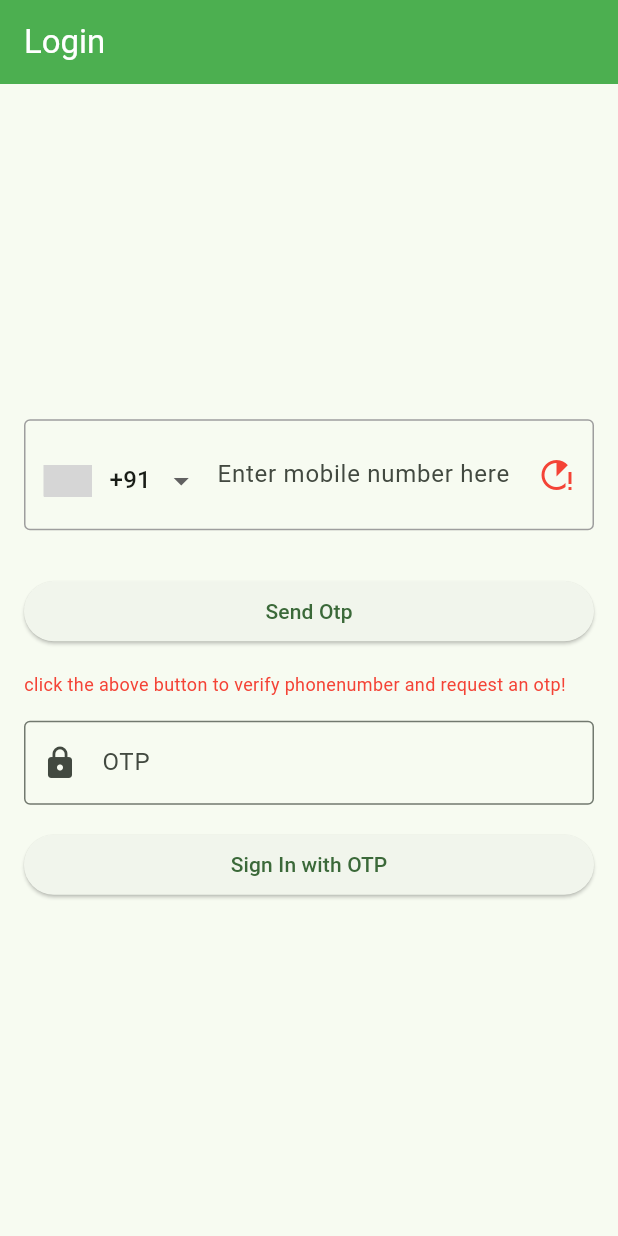
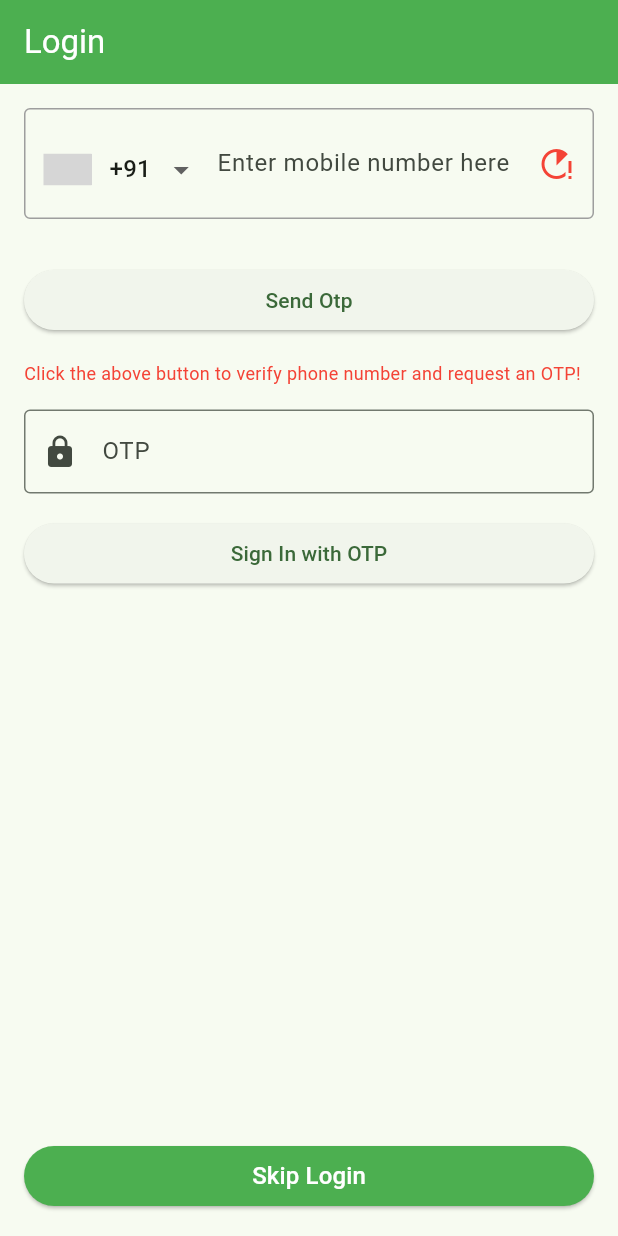
Before and after one commit to Pragament/flutter-map-trip-planner, a Flutter app: the screen it shows after launch, on a phone screen of 412 x 824 dp. Run offline on Flutter 3.47's test engine with Material 3 defaults, Android fonts, the phone set to English and light mode, and no system bars; drawn by our look-alikes of intl_phone_number_input; our stand-ins replace animated_text_kit, cloud_firestore, envied, firebase_auth, firebase_core, firebase_storage and 10 more; missing offline and left inert: flutter_map_animations, flutter_osm_interface, flutter_osm_plugin, flutter_overlay_window, pointer_interceptor, rrule and 2 more; accounts and stored records are empty; generated files the repository leaves out were written again; grey boxes are pictures that could not be loaded.

Commit message:
Skip login button, Floating action button behaviour based on skip login

```diff
--- a/lib/screens/login.dart
+++ b/lib/screens/login.dart
@@ -41,8 +41,6 @@ class _PhoneAuthScreenState extends State<PhoneAuthScreen> {
               TextButton(
                 onPressed: () {
                   Navigator.of(context).pop();
-                  // Navigator.of(context)
-                  //     .pushNamedAndRemoveUntil('/allroutes', (route) => false);
                 },
                 child: const Text('Ok'),
               ),
@@ -83,16 +81,12 @@ class _PhoneAuthScreenState extends State<PhoneAuthScreen> {
     await _auth.signInWithCredential(credential);
     SharedPreferences prefs = await SharedPreferences.getInstance();
     await prefs.setString('login_timestamp', DateTime.now().toString());
-    // Create a reference to the "users" collection
     CollectionReference users = FirebaseFirestore.instance.collection('users');
-    // Check if a profile already exists for the logged-in phone number
     QuerySnapshot<Object?> snapshot =
     await users.where('phoneNumber', isEqualTo: number.phoneNumber).get();
     if (snapshot.docs.isNotEmpty) {
-      // Profile already exists, navigate to the routetable
       Navigator.pushReplacementNamed(context, '/allroutes');
     } else {
-      // Profile doesn't exist, navigate to the profile creation page
       debugPrint("NEW USER");
       Navigator.pushReplacement(
         context,
@@ -135,7 +129,6 @@ class _PhoneAuthScreenState extends State<PhoneAuthScreen> {
                   });
                 },
                 initialValue: number,
-                // maxLength: 11,
                 inputDecoration: InputDecoration(
                   border: InputBorder.none,
                   enabled: isPhoneNumberVerified ? false : true,
@@ -148,12 +141,11 @@ class _PhoneAuthScreenState extends State<PhoneAuthScreen> {
                       : const Icon(
                     Icons.running_with_errors_outlined,
                     color: Colors.red,
-                          )),
                   ),
                 ),
-            const SizedBox(
-              height: 30,
               ),
+            ),
+            const SizedBox(height: 30),
             ElevatedButton(
               onPressed: isPhoneNumberVerified ? null : _verifyPhoneNumber,
               child: const Text('Send Otp'),
@@ -167,8 +159,8 @@ class _PhoneAuthScreenState extends State<PhoneAuthScreen> {
               ),
             )
                 : const Text(
-                    'click the above button to verify phonenumber and'
-                    ' request an otp!',
+              'Click the above button to verify phone number and'
+                  ' request an OTP!',
               style: TextStyle(
                 color: Colors.red,
                 fontSize: 12,
@@ -189,6 +181,27 @@ class _PhoneAuthScreenState extends State<PhoneAuthScreen> {
               onPressed: _signInWithPhoneNumber,
               child: const Text('Sign In with OTP'),
             ),
+            const Spacer(), // Pushes the next button to the bottom
+            SizedBox(
+              width: double.infinity, // Set the button width to take up the full screen width
+              child: ElevatedButton(
+                onPressed: () async {
+                  SharedPreferences prefs = await SharedPreferences.getInstance();
+                  await prefs.setBool('skip_login', true); // Save the skip login state
+                  Navigator.pushReplacementNamed(context, '/allroutes');
+                },
+                style: ElevatedButton.styleFrom(
+                  backgroundColor: Colors.green, // Same as "Send Otp" button
+                  foregroundColor: Colors.white, // Text color (same as "Send Otp" button)
+                ),
+                child: const Text(
+                  'Skip Login',
+                  style: TextStyle(
+                    fontSize: 16,
+                  ),
+                ),
+              ),
+            ),
           ],
         ),
       ),
--- a/pubspec.yaml
+++ b/pubspec.yaml
@@ -38,7 +38,7 @@ dependencies:
   provider: ^6.1.2
   animated_text_kit: ^4.2.2
   flutter_overlay_window: ^0.4.5
-  envied: ^0.5.3
+  envied: ^0.5.4+1
   flutter_osm_interface: ^1.3.2
   flutter_map_animations: ^0.7.1
   shimmer: ^3.0.0
```
Also changed, not shown: lib/screens/all_routes.dart (+15 -1 lines), 8 other files. Lines whose indentation alone changed are shown as unchanged.
